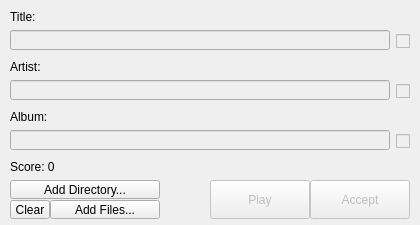
First picture: the form in res/musec.ui, repository Mystler/Musec, before the edit.
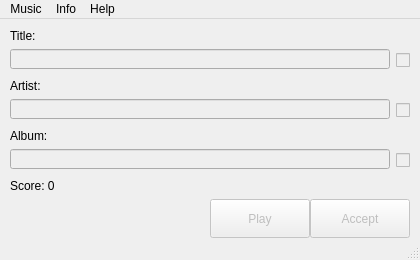
Second picture: the form after the edit. Icons and pictures are not drawn.

Commit message: Switch to QMainWindow

What changed in the file:
```diff
--- a/res/musec.ui
+++ b/res/musec.ui
@@ -1,13 +1,13 @@
 <?xml version="1.0" encoding="UTF-8"?>
 <ui version="4.0">
  <class>MusecMainWindow</class>
- <widget class="QWidget" name="MusecMainWindow">
+ <widget class="QMainWindow" name="MusecMainWindow">
   <property name="geometry">
    <rect>
     <x>0</x>
     <y>0</y>
     <width>420</width>
-    <height>225</height>
+    <height>260</height>
    </rect>
   </property>
   <property name="sizePolicy">
@@ -19,13 +19,13 @@
   <property name="minimumSize">
    <size>
     <width>420</width>
-    <height>225</height>
+    <height>260</height>
    </size>
   </property>
   <property name="maximumSize">
    <size>
     <width>420</width>
-    <height>225</height>
+    <height>260</height>
    </size>
   </property>
   <property name="contextMenuPolicy">
@@ -38,69 +38,40 @@
    <iconset resource="musec.qrc">
     <normaloff>:/icon/musec.ico</normaloff>:/icon/musec.ico</iconset>
   </property>
-  <widget class="QLabel" name="lblTitle">
-   <property name="geometry">
-    <rect>
-     <x>10</x>
-     <y>10</y>
-     <width>400</width>
-     <height>13</height>
-    </rect>
-   </property>
-   <property name="text">
-    <string>Title:</string>
-   </property>
-  </widget>
-  <widget class="QLineEdit" name="edTitle">
+  <widget class="QWidget" name="centralwidget">
+   <widget class="QPushButton" name="btnPlay">
    <property name="enabled">
     <bool>false</bool>
    </property>
    <property name="geometry">
     <rect>
-     <x>10</x>
-     <y>30</y>
-     <width>380</width>
-     <height>20</height>
-    </rect>
-   </property>
-  </widget>
-  <widget class="QLabel" name="lblArtist">
-   <property name="geometry">
-    <rect>
-     <x>10</x>
-     <y>60</y>
-     <width>400</width>
-     <height>13</height>
-    </rect>
-   </property>
+      <x>210</x>
+      <y>180</y>
+      <width>100</width>
+      <height>39</height>
+     </rect>
+    </property>
    <property name="text">
-    <string>Artist:</string>
-   </property>
-  </widget>
-  <widget class="QLineEdit" name="edArtist">
+     <string>Play</string>
+    </property>
+   </widget>
+   <widget class="QCheckBox" name="chkTitle">
    <property name="enabled">
     <bool>false</bool>
    </property>
    <property name="geometry">
     <rect>
-     <x>10</x>
-     <y>80</y>
-     <width>380</width>
-     <height>20</height>
-    </rect>
-   </property>
-  </widget>
-  <widget class="QLineEdit" name="edAlbum">
-   <property name="enabled">
-    <bool>false</bool>
-   </property>
-   <property name="geometry">
-    <rect>
-     <x>10</x>
-     <y>130</y>
-     <width>380</width>
-     <height>20</height>
-    </rect>
+      <x>396</x>
+      <y>34</y>
+      <width>14</width>
+      <height>14</height>
+     </rect>
+    </property>
+    <property name="text">
+     <string/>
+    </property>
+    <property name="checkable">
+     <bool>true</bool>
    </property>
   </widget>
   <widget class="QLabel" name="lblAlbum">
@@ -135,20 +106,49 @@
     <set>Qt::AlignRight|Qt::AlignTrailing|Qt::AlignVCenter</set>
    </property>
   </widget>
-  <widget class="QPushButton" name="btnPlay">
+   <widget class="QCheckBox" name="chkAlbum">
    <property name="enabled">
     <bool>false</bool>
    </property>
    <property name="geometry">
     <rect>
-     <x>210</x>
-     <y>180</y>
-     <width>100</width>
-     <height>39</height>
+      <x>396</x>
+      <y>134</y>
+      <width>14</width>
+      <height>14</height>
     </rect>
    </property>
    <property name="text">
-    <string>Play</string>
+     <string/>
+    </property>
+    <property name="checkable">
+     <bool>true</bool>
+    </property>
+   </widget>
+   <widget class="QLabel" name="lblTitle">
+    <property name="geometry">
+     <rect>
+      <x>10</x>
+      <y>10</y>
+      <width>400</width>
+      <height>13</height>
+     </rect>
+    </property>
+    <property name="text">
+     <string>Title:</string>
+    </property>
+   </widget>
+   <widget class="QLineEdit" name="edAlbum">
+    <property name="enabled">
+     <bool>false</bool>
+    </property>
+    <property name="geometry">
+     <rect>
+      <x>10</x>
+      <y>130</y>
+      <width>380</width>
+      <height>20</height>
+     </rect>
    </property>
   </widget>
   <widget class="QPushButton" name="btnNext">
@@ -167,6 +167,51 @@
     <string>Accept</string>
    </property>
   </widget>
+   <widget class="QLabel" name="lblArtist">
+    <property name="geometry">
+     <rect>
+      <x>10</x>
+      <y>60</y>
+      <width>400</width>
+      <height>13</height>
+     </rect>
+    </property>
+    <property name="text">
+     <string>Artist:</string>
+    </property>
+   </widget>
+   <widget class="QCheckBox" name="chkArtist">
+    <property name="enabled">
+     <bool>false</bool>
+    </property>
+    <property name="geometry">
+     <rect>
+      <x>396</x>
+      <y>84</y>
+      <width>14</width>
+      <height>14</height>
+     </rect>
+    </property>
+    <property name="text">
+     <string/>
+    </property>
+    <property name="checkable">
+     <bool>true</bool>
+    </property>
+   </widget>
+   <widget class="QLineEdit" name="edTitle">
+    <property name="enabled">
+     <bool>false</bool>
+    </property>
+    <property name="geometry">
+     <rect>
+      <x>10</x>
+      <y>30</y>
+      <width>380</width>
+      <height>20</height>
+     </rect>
+    </property>
+   </widget>
   <widget class="QLabel" name="lblScore">
    <property name="geometry">
     <rect>
@@ -180,110 +225,84 @@
     <string>Score: 0</string>
    </property>
   </widget>
-  <widget class="QCheckBox" name="chkTitle">
+   <widget class="QLineEdit" name="edArtist">
    <property name="enabled">
     <bool>false</bool>
    </property>
    <property name="geometry">
     <rect>
-     <x>396</x>
-     <y>34</y>
-     <width>14</width>
-     <height>14</height>
-    </rect>
-   </property>
-   <property name="text">
-    <string/>
-   </property>
-   <property name="checkable">
-    <bool>true</bool>
-   </property>
-  </widget>
-  <widget class="QCheckBox" name="chkArtist">
-   <property name="enabled">
-    <bool>false</bool>
-   </property>
+      <x>10</x>
+      <y>80</y>
+      <width>380</width>
+      <height>20</height>
+     </rect>
+    </property>
+   </widget>
+  </widget>
+  <widget class="QMenuBar" name="menubar">
    <property name="geometry">
     <rect>
-     <x>396</x>
-     <y>84</y>
-     <width>14</width>
-     <height>14</height>
+     <x>0</x>
+     <y>0</y>
+     <width>420</width>
+     <height>21</height>
     </rect>
    </property>
-   <property name="text">
-    <string/>
-   </property>
-   <property name="checkable">
-    <bool>true</bool>
-   </property>
-  </widget>
-  <widget class="QCheckBox" name="chkAlbum">
-   <property name="enabled">
-    <bool>false</bool>
-   </property>
-   <property name="geometry">
-    <rect>
-     <x>396</x>
-     <y>134</y>
-     <width>14</width>
-     <height>14</height>
-    </rect>
-   </property>
-   <property name="text">
-    <string/>
-   </property>
-   <property name="checkable">
-    <bool>true</bool>
-   </property>
-  </widget>
-  <widget class="QToolButton" name="btnClear">
-   <property name="geometry">
-    <rect>
-     <x>10</x>
-     <y>200</y>
-     <width>40</width>
-     <height>19</height>
-    </rect>
-   </property>
-   <property name="text">
-    <string>Clear</string>
-   </property>
-  </widget>
-  <widget class="QToolButton" name="btnAddDir">
-   <property name="geometry">
-    <rect>
-     <x>10</x>
-     <y>180</y>
-     <width>150</width>
-     <height>19</height>
-    </rect>
+   <widget class="QMenu" name="menuMusic">
+    <property name="title">
+     <string>Music</string>
+    </property>
+    <addaction name="actAddDir"/>
+    <addaction name="actAddFiles"/>
+    <addaction name="actClear"/>
+   </widget>
+   <widget class="QMenu" name="menuInfo">
+    <property name="title">
+     <string>Info</string>
+    </property>
+    <addaction name="actStats"/>
+   </widget>
+   <widget class="QMenu" name="menuHelp">
+    <property name="title">
+     <string>Help</string>
+    </property>
+    <addaction name="actAbout"/>
+   </widget>
+   <addaction name="menuMusic"/>
+   <addaction name="menuInfo"/>
+   <addaction name="menuHelp"/>
+  </widget>
+  <widget class="QStatusBar" name="statusbar">
+   <property name="enabled">
+    <bool>true</bool>
    </property>
+  </widget>
+  <action name="actAddDir">
    <property name="text">
     <string>Add Directory...</string>
    </property>
-  </widget>
-  <widget class="QToolButton" name="btnAddFiles">
-   <property name="geometry">
-    <rect>
-     <x>50</x>
-     <y>200</y>
-     <width>110</width>
-     <height>19</height>
-    </rect>
-   </property>
+  </action>
+  <action name="actAddFiles">
    <property name="text">
     <string>Add Files...</string>
    </property>
-  </widget>
- </widget>
- <tabstops>
-  <tabstop>edTitle</tabstop>
-  <tabstop>edArtist</tabstop>
-  <tabstop>edAlbum</tabstop>
-  <tabstop>btnNext</tabstop>
-  <tabstop>btnPlay</tabstop>
- </tabstops>
+  </action>
+  <action name="actClear">
+   <property name="text">
+    <string>Clear List</string>
+   </property>
+  </action>
+  <action name="actStats">
+   <property name="text">
+    <string>Stats</string>
+   </property>
+  </action>
+  <action name="actAbout">
+   <property name="text">
+    <string>About</string>
+   </property>
+  </action>
+ </widget>
  <resources>
   <include location="musec.qrc"/>
  </resources>
```
Left out of the diff: 54 changed lines with no effect on the pictures. Lines whose indentation alone changed are shown as unchanged. The commit also changes 2 other files.
